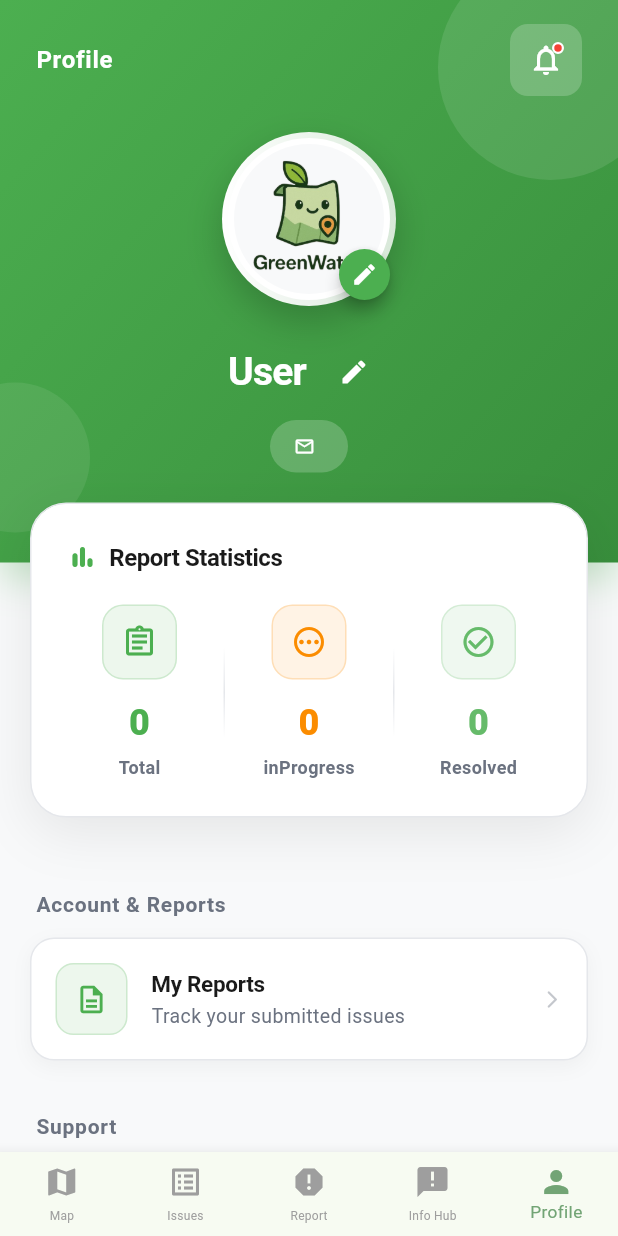
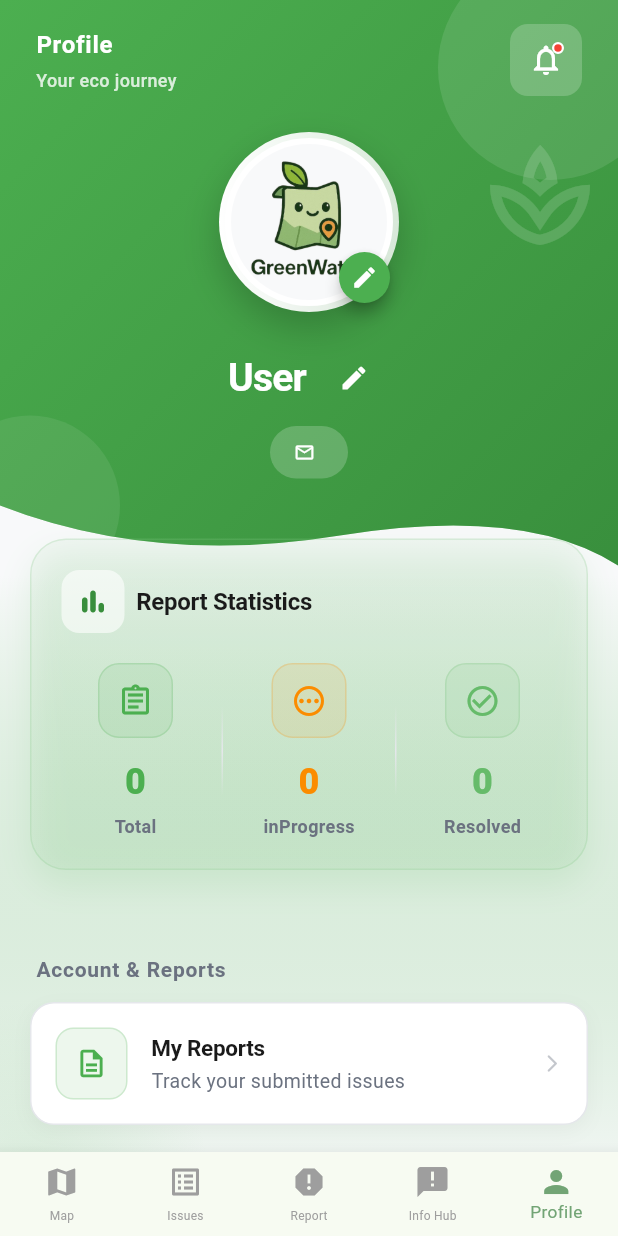
Before and after one commit to Jnyyy27/GreenWatch, a Flutter app: the screen it shows once a user with an empty profile is signed in, item 5 of the bottom bar chosen, on a phone screen of 412 x 824 dp. Run offline on Flutter 3.47's test engine with Material 3 defaults, Android fonts, the phone set to English and light mode, and no system bars; our stand-ins replace cloud_firestore, firebase_auth, firebase_core, firebase_storage, geocoding, geolocator and 4 more; missing offline and left inert: tflite_flutter; accounts and stored records are empty; project files that could hold a hidden picture were left out.

Commit message:
amend profile ui

```diff
--- a/lib/app_mobile/app_mobile.dart
+++ b/lib/app_mobile/app_mobile.dart
@@ -55,7 +55,7 @@ class _MyHomePageState extends State<MyHomePage> {
   GoogleMapController? _mapController;
   LatLng? _currentLocation;
   int _selectedIndex = 0;
-  Map<String, BitmapDescriptor> _markerIcons = {};
+  final Map<String, BitmapDescriptor> _markerIcons = {};
   Set<Marker> _issueMarkers = {};
   Set<String> _loadedDocumentIds =
       {}; // Track loaded documents to avoid unnecessary updates
--- a/lib/app_mobile/screens/map_search_screen.dart
+++ b/lib/app_mobile/screens/map_search_screen.dart
@@ -223,13 +223,16 @@ class _MapSearchScreenState extends State<MapSearchScreen> {
     if (p == null) return '';
     final parts = <String>[];
     if (p.street != null && p.street!.isNotEmpty) parts.add(p.street!);
-    if (p.subLocality != null && p.subLocality!.isNotEmpty)
+    if (p.subLocality != null && p.subLocality!.isNotEmpty) {
       parts.add(p.subLocality!);
+    }
     if (p.locality != null && p.locality!.isNotEmpty) parts.add(p.locality!);
-    if (p.postalCode != null && p.postalCode!.isNotEmpty)
+    if (p.postalCode != null && p.postalCode!.isNotEmpty) {
       parts.add(p.postalCode!);
-    if (p.administrativeArea != null && p.administrativeArea!.isNotEmpty)
+    }
+    if (p.administrativeArea != null && p.administrativeArea!.isNotEmpty) {
       parts.add(p.administrativeArea!);
+    }
     return parts.isNotEmpty ? parts.join(', ') : '';
   }
 
--- a/lib/app_mobile/screens/profile_screen.dart
+++ b/lib/app_mobile/screens/profile_screen.dart
@@ -206,7 +206,40 @@ class _ProfileScreenState extends State<ProfileScreen> {
 
     return Scaffold(
       backgroundColor: kBackgroundGray,
-      body: SingleChildScrollView(
+      body: Stack(
+        children: [
+          Positioned.fill(
+            child: Container(
+              decoration: BoxDecoration(
+                gradient: LinearGradient(
+                  colors: [
+                    kBackgroundGray,
+                    kBackgroundGray.withOpacity(0.9),
+                    kPrimaryLight.withOpacity(0.08),
+                  ],
+                  begin: Alignment.topCenter,
+                  end: Alignment.bottomCenter,
+                ),
+              ),
+            ),
+          ),
+          Positioned(
+            top: -120,
+            right: -80,
+            child: _buildGlowBlob(
+              size: 220,
+              color: kPrimaryGreen.withOpacity(0.18),
+            ),
+          ),
+          Positioned(
+            bottom: -140,
+            left: -100,
+            child: _buildGlowBlob(
+              size: 240,
+              color: kPrimaryLight.withOpacity(0.2),
+            ),
+          ),
+          SingleChildScrollView(
             child: Column(
               children: [
                 // 1. Enhanced Header with User Info
@@ -214,7 +247,7 @@ class _ProfileScreenState extends State<ProfileScreen> {
 
                 // 2. Stats Dashboard (Overlapping)
                 Transform.translate(
-              offset: const Offset(0, -40),
+                  offset: const Offset(0, -48),
                   child: Padding(
                     padding: const EdgeInsets.symmetric(horizontal: 20),
                     child: _buildStatsSection(user),
@@ -226,13 +259,17 @@ class _ProfileScreenState extends State<ProfileScreen> {
               ],
             ),
           ),
+        ],
+      ),
     );
   }
 
   // --- Widget Builders ---
 
   Widget _buildHeader(BuildContext context, User? user) {
-    return Container(
+    return ClipPath(
+      clipper: _HeaderClipper(),
+      child: Container(
         width: double.infinity,
         decoration: BoxDecoration(
           gradient: LinearGradient(
@@ -266,15 +303,24 @@ class _ProfileScreenState extends State<ProfileScreen> {
                 ),
               ),
               Positioned(
-              bottom: 20,
+                bottom: 10,
                 left: -40,
                 child: Container(
-                width: 100,
-                height: 100,
+                  width: 120,
+                  height: 120,
                   decoration: BoxDecoration(
                     shape: BoxShape.circle,
                     color: Colors.white.withOpacity(0.08),
                   ),
+                ),
+              ),
+              Positioned(
+                top: 90,
+                right: 12,
+                child: Icon(
+                  Icons.spa_outlined,
+                  color: Colors.white.withOpacity(0.15),
+                  size: 80,
                 ),
               ),
 
@@ -287,6 +333,9 @@ class _ProfileScreenState extends State<ProfileScreen> {
                     child: Row(
                       mainAxisAlignment: MainAxisAlignment.spaceBetween,
                       children: [
+                        Column(
+                          crossAxisAlignment: CrossAxisAlignment.start,
+                          children: [
                             Text(
                               'Profile',
                               style: TextStyle(
@@ -296,6 +345,17 @@ class _ProfileScreenState extends State<ProfileScreen> {
                                 letterSpacing: 0.5,
                               ),
                             ),
+                            const SizedBox(height: 4),
+                            Text(
+                              'Your eco journey',
+                              style: TextStyle(
+                                color: Colors.white.withOpacity(0.8),
+                                fontSize: 12,
+                                fontWeight: FontWeight.w500,
+                              ),
+                            ),
+                          ],
+                        ),
                         Container(
                           decoration: BoxDecoration(
                             color: Colors.white.withOpacity(0.2),
@@ -304,7 +364,8 @@ class _ProfileScreenState extends State<ProfileScreen> {
                           child: IconButton(
                             icon: Stack(
                               children: [
-                              const Icon(Icons.notifications_outlined,
+                                const Icon(
+                                  Icons.notifications_outlined,
                                   color: Colors.white,
                                   size: 24,
                                 ),
@@ -343,7 +404,7 @@ class _ProfileScreenState extends State<ProfileScreen> {
 
                   // User Avatar and Info
                   Padding(
-                  padding: const EdgeInsets.fromLTRB(24, 24, 24, 60),
+                    padding: const EdgeInsets.fromLTRB(24, 24, 24, 80),
                     child: StreamBuilder<DocumentSnapshot>(
                       stream: user == null
                           ? null
@@ -389,8 +450,8 @@ class _ProfileScreenState extends State<ProfileScreen> {
                         return Column(
                           children: [
                             SizedBox(
-                            width: 116,
-                            height: 116,
+                              width: 120,
+                              height: 120,
                               child: Stack(
                                 children: [
                                   Align(
@@ -420,7 +481,7 @@ class _ProfileScreenState extends State<ProfileScreen> {
                                           color: kCardWhite,
                                         ),
                                         child: CircleAvatar(
-                                        radius: 50,
+                                          radius: 52,
                                           backgroundColor: kBackgroundGray,
                                           backgroundImage: avatarProvider,
                                         ),
@@ -428,8 +489,8 @@ class _ProfileScreenState extends State<ProfileScreen> {
                                     ),
                                   ),
                                   Positioned(
-                                  bottom: 4,
-                                  right: 4,
+                                    bottom: 6,
+                                    right: 6,
                                     child: Material(
                                       color: kPrimaryGreen,
                                       shape: const CircleBorder(),
@@ -518,6 +579,7 @@ class _ProfileScreenState extends State<ProfileScreen> {
                                 ],
                               ),
                             ),
+                            const SizedBox(height: 8),
                           ],
                         );
                       },
@@ -525,6 +587,23 @@ class _ProfileScreenState extends State<ProfileScreen> {
                   ),
                 ],
               ),
+            ],
+          ),
+        ),
+      ),
+    );
+  }
+
+  Widget _buildGlowBlob({required double size, required Color color}) {
+    return Container(
+      width: size,
+      height: size,
+      decoration: BoxDecoration(
+        shape: BoxShape.circle,
+        gradient: RadialGradient(
+          colors: [
+            color,
+            color.withOpacity(0.0),
           ],
         ),
       ),
@@ -538,15 +617,26 @@ class _ProfileScreenState extends State<ProfileScreen> {
     required bool isLoading,
   }) {
     return Container(
-      padding: const EdgeInsets.all(24),
+      padding: const EdgeInsets.all(20),
       decoration: BoxDecoration(
-        color: kCardWhite,
+        gradient: LinearGradient(
+          colors: [
+            kPrimaryLight.withOpacity(0.18),
+            kPrimaryGreen.withOpacity(0.12),
+          ],
+          begin: Alignment.topLeft,
+          end: Alignment.bottomRight,
+        ),
+        color: Colors.white.withOpacity(0.35),
         borderRadius: BorderRadius.circular(24),
-        border: Border.all(color: kBorderColor, width: 1),
+        border: Border.all(
+          color: kPrimaryLight.withOpacity(0.22),
+          width: 1,
+        ),
         boxShadow: [
           BoxShadow(
-            color: Colors.black.withOpacity(0.08),
-            blurRadius: 30,
+            color: kPrimaryGreen.withOpacity(0.12),
+            blurRadius: 18,
             offset: const Offset(0, 10),
           ),
         ],
@@ -555,10 +645,17 @@ class _ProfileScreenState extends State<ProfileScreen> {
         children: [
           Row(
             children: [
-              Icon(
+              Container(
+                padding: const EdgeInsets.all(10),
+                decoration: BoxDecoration(
+                  color: Colors.white.withOpacity(0.6),
+                  borderRadius: BorderRadius.circular(12),
+                ),
+                child: Icon(
                   Icons.bar_chart_rounded,
-                color: kPrimaryGreen,
-                size: 20,
+                  color: kPrimaryDark,
+                  size: 22,
+                ),
               ),
               const SizedBox(width: 8),
               Text(
@@ -567,7 +664,7 @@ class _ProfileScreenState extends State<ProfileScreen> {
                   fontSize: 16,
                   fontWeight: FontWeight.w700,
                   color: kTextPrimary,
-                  letterSpacing: -0.3,
+                  letterSpacing: -0.2,
                 ),
               ),
             ],
@@ -1035,3 +1132,29 @@ class _ProfileScreenState extends State<ProfileScreen> {
     );
   }
 }
+
+class _HeaderClipper extends CustomClipper<Path> {
+  @override
+  Path getClip(Size size) {
+    final path = Path();
+    path.lineTo(0, size.height - 70);
+    path.quadraticBezierTo(
+      size.width * 0.25,
+      size.height - 30,
+      size.width * 0.55,
+      size.height - 50,
+    );
+    path.quadraticBezierTo(
+      size.width * 0.85,
+      size.height - 70,
+      size.width,
+      size.height - 30,
+    );
+    path.lineTo(size.width, 0);
+    path.close();
+    return path;
+  }
+
+  @override
+  bool shouldReclip(covariant CustomClipper<Path> oldClipper) => false;
+}
--- a/lib/app_mobile/screens/report_screen.dart
+++ b/lib/app_mobile/screens/report_screen.dart
@@ -968,7 +968,7 @@ class _ReportScreenWithMLValidationState
                         ],
                       ),
                       child: DropdownButtonFormField<String>(
-                        value: _selectedCategory,
+                        initialValue: _selectedCategory,
                         decoration: InputDecoration(
                           hintText: 'Select issue category',
                           hintStyle: TextStyle(color: Colors.grey.shade400),
--- a/lib/app_mobile/screens/resolved_issue_detail_screen.dart
+++ b/lib/app_mobile/screens/resolved_issue_detail_screen.dart
@@ -408,7 +408,7 @@ class _ResolvedIssueDetailScreenState extends State<ResolvedIssueDetailScreen> {
                           ),
                           const SizedBox(width: 6),
                           Text(
-                            '${_resolvedEntry!.timestamp.toString().split('.')[0]}',
+                            _resolvedEntry!.timestamp.toString().split('.')[0],
                             style: const TextStyle(
                               fontSize: 12,
                               color: Color.fromARGB(255, 96, 156, 101),
--- a/lib/app_web/pages/analytics_page.dart
+++ b/lib/app_web/pages/analytics_page.dart
@@ -183,8 +183,9 @@ class _AnalyticsPageState extends State<AnalyticsPage> {
       // Filter by date range
       final createdAt = report.createdAt;
       if (createdAt.isBefore(dateRange.start) ||
-          createdAt.isAfter(dateRange.end))
+          createdAt.isAfter(dateRange.end)) {
         continue;
+      }
 
       // Exclude unsuccessful reports from all chart counts
       if (report.status.toLowerCase() == 'unsuccessful') continue;
--- a/lib/app_web/pages/announcements_page.dart
+++ b/lib/app_web/pages/announcements_page.dart
@@ -450,7 +450,7 @@ class _AnnouncementsPageState extends State<AnnouncementsPage> {
                               border: Border.all(color: Colors.grey.shade300),
                             ),
                             child: DropdownButtonFormField<String>(
-                              value: _tempCategory,
+                              initialValue: _tempCategory,
                               decoration: const InputDecoration(
                                 contentPadding: EdgeInsets.symmetric(
                                   horizontal: 16,
@@ -488,7 +488,7 @@ class _AnnouncementsPageState extends State<AnnouncementsPage> {
                               border: Border.all(color: Colors.grey.shade300),
                             ),
                             child: DropdownButtonFormField<String>(
-                              value: _tempDateOrder,
+                              initialValue: _tempDateOrder,
                               decoration: const InputDecoration(
                                 contentPadding: EdgeInsets.symmetric(
                                   horizontal: 16,
@@ -1783,7 +1783,7 @@ class _CreateAnnouncementDialogState extends State<_CreateAnnouncementDialog> {
                     const SizedBox(height: 8),
 
                     DropdownButtonFormField<String>(
-                      value: _selectedCategory,
+                      initialValue: _selectedCategory,
                       decoration: InputDecoration(
                         border: OutlineInputBorder(
                           borderRadius: BorderRadius.circular(8),
--- a/lib/app_web/pages/report_detail_page.dart
+++ b/lib/app_web/pages/report_detail_page.dart
@@ -20,7 +20,7 @@ class _ReportDetailModalState extends State<ReportDetailModal> {
   late String _currentFirestoreStatus;
   late String _selectedStatus;
   List<TimelineEntry> _timeline = [];
-  List<String> _resolutionProofs = [];
+  final List<String> _resolutionProofs = [];
   final TextEditingController _commentController = TextEditingController();
 
   final List<String> _statusOptions = [
@@ -60,8 +60,9 @@ class _ReportDetailModalState extends State<ReportDetailModal> {
       widget.report.status,
     ); // initialize
     _selectedStatus = _normalizeStatus(widget.report.status);
-    if (!_statusOptions.contains(_selectedStatus))
+    if (!_statusOptions.contains(_selectedStatus)) {
       _selectedStatus = 'Submitted';
+    }
     _loadLatestStatus();
     _loadTimeline();
   }
@@ -993,7 +994,7 @@ class _ReportDetailModalState extends State<ReportDetailModal> {
                   ),
                 ),
 
-                value: _getAllowedStatuses().contains(_selectedStatus)
+                initialValue: _getAllowedStatuses().contains(_selectedStatus)
                     ? _selectedStatus
                     : _getAllowedStatuses().first,
                 items: _getAllowedStatuses().map((s) {
--- a/lib/services/report_service.dart
+++ b/lib/services/report_service.dart
@@ -126,7 +126,7 @@ class ReportService {
       final int base64Size = ((jpg.length + 2) ~/ 3) * 4;
       if (base64Size > maxBase64Bytes) {
         throw Exception(
-          'Compressed image too large for Firestore (base64 ${base64Size} bytes)',
+          'Compressed image too large for Firestore (base64 $base64Size bytes)',
         );
       }
 
@@ -236,7 +236,7 @@ class ReportService {
 
           imageEmbedding = await mlValidator.getImageEmbedding(imageFile.path);
 
-          if (imageEmbedding != null && imageEmbedding.isNotEmpty) {
+          if (imageEmbedding.isNotEmpty) {
             print(
               '✅ Image embedding extracted (length=${imageEmbedding.length})',
             );
--- a/lib/widgets/image_validation_widget.dart
+++ b/lib/widgets/image_validation_widget.dart
@@ -8,11 +8,11 @@ class ImageValidationWidget extends StatefulWidget {
   final Function(String)? onValidationError;
 
   const ImageValidationWidget({
-    Key? key,
+    super.key,
     required this.imagePath,
     this.onValidationSuccess,
     this.onValidationError,
-  }) : super(key: key);
+  });
 
   @override
   State<ImageValidationWidget> createState() => _ImageValidationWidgetState();
@@ -199,7 +199,7 @@ class _ImageValidationWidgetState extends State<ImageValidationWidget> {
               ],
             ),
           );
-        }).toList(),
+        }),
       ],
     );
   }
@@ -218,11 +218,11 @@ class DuplicateCheckWidget extends StatefulWidget {
   final Function(bool isDuplicate, double similarity)? onDuplicateCheckComplete;
 
   const DuplicateCheckWidget({
-    Key? key,
+    super.key,
     required this.newImagePath,
     required this.previousImagePaths,
     this.onDuplicateCheckComplete,
-  }) : super(key: key);
+  });
 
   @override
   State<DuplicateCheckWidget> createState() => _DuplicateCheckWidgetState();
--- a/lib/widgets/report_validation_helper.dart
+++ b/lib/widgets/report_validation_helper.dart
@@ -21,8 +21,7 @@ class ReportValidationHelper {
 class ImageValidationDialog extends StatefulWidget {
   final String imagePath;
 
-  const ImageValidationDialog({Key? key, required this.imagePath})
-    : super(key: key);
+  const ImageValidationDialog({super.key, required this.imagePath});
 
   @override
   State<ImageValidationDialog> createState() => _ImageValidationDialogState();
```
Lines whose indentation alone changed are shown as unchanged.
